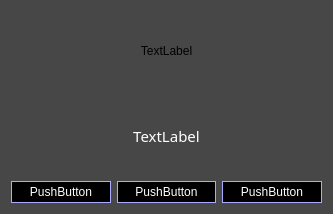
First picture: the form in ground/gcs/src/plugins/slimcoreplugin/slimgcs/tbssplashdialog.ui, repository JBTecnologia/TauLabs, before the edit.
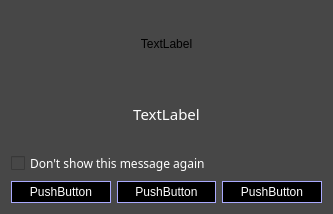
Second picture: the form after the edit.

Commit message: Ground/tbsslashdialog added caller pointer

The edit to the form file:
```diff
--- a/ground/gcs/src/plugins/slimcoreplugin/slimgcs/tbssplashdialog.ui
+++ b/ground/gcs/src/plugins/slimcoreplugin/slimgcs/tbssplashdialog.ui
@@ -61,6 +61,23 @@
      </property>
     </widget>
    </item>
+   <item>
+    <widget class="QCheckBox" name="checkBox">
+     <property name="font">
+      <font>
+       <family>Mukti Narrow</family>
+       <weight>50</weight>
+       <bold>false</bold>
+      </font>
+     </property>
+     <property name="styleSheet">
+      <string notr="true">color: rgb(255, 255, 255);</string>
+     </property>
+     <property name="text">
+      <string>Don't show this message again</string>
+     </property>
+    </widget>
+   </item>
    <item>
     <layout class="QHBoxLayout" name="horizontalLayout">
      <property name="spacing">
```
The commit also changes 2 other files.
